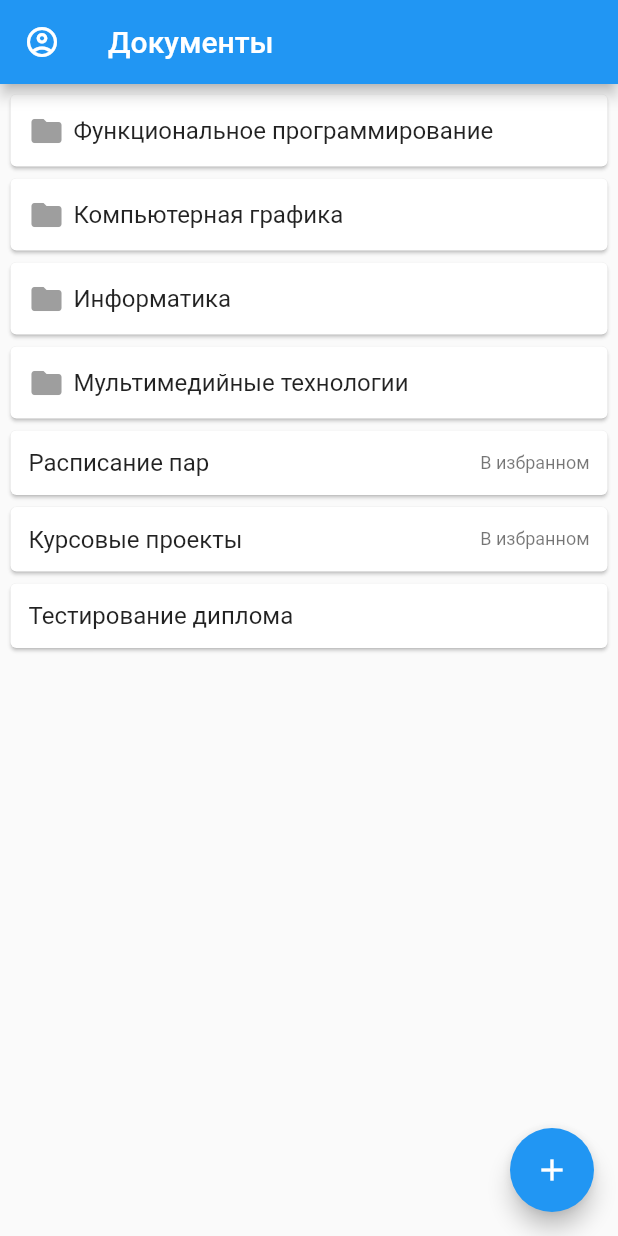
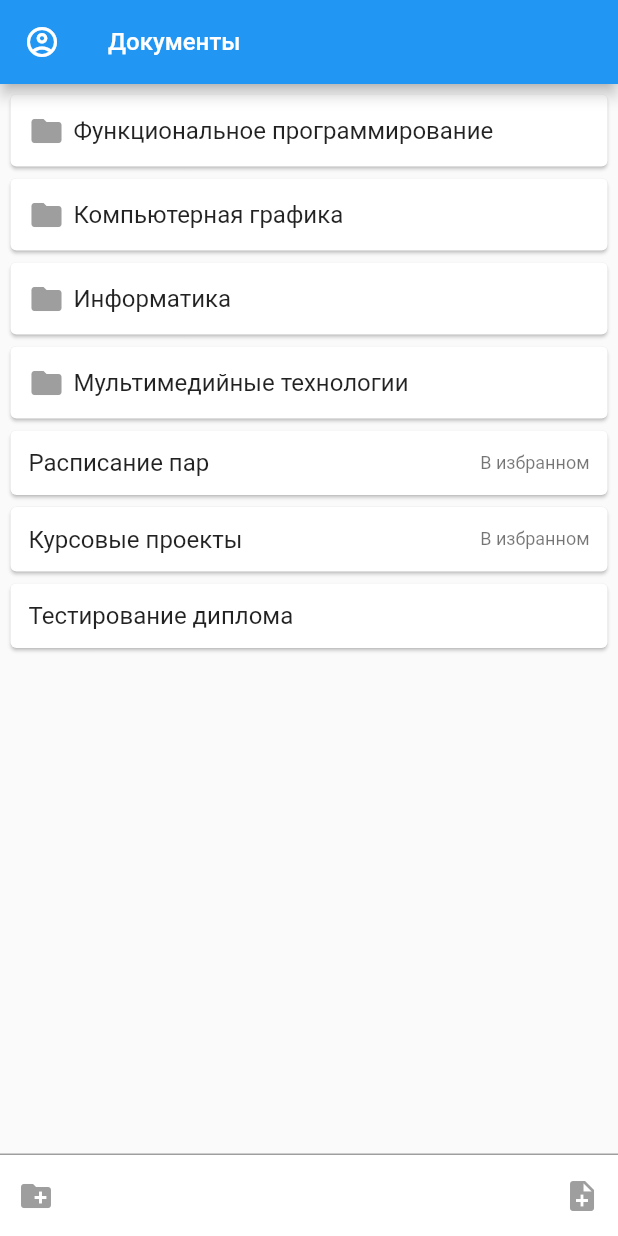
Before and after one commit to ksydex/uni_note, a Flutter app: the HomeScreen screen opened by its route, on a phone screen of 412 x 824 dp. Run offline on Flutter 3.47's test engine with Material 2 defaults, Android fonts, the phone set to English and light mode, and no system bars; drawn by our look-alikes of flutter_slidable; our stand-ins replace auto_route, bloc, bloc_concurrency, dio, flutter_bloc, freezed_annotation and 6 more; missing offline and left inert: flutter_quill.

Commit message:
added recursive navigation for home scree + card_base + home screen navbar

```diff
--- a/lib/core/presentation/routes/app_router.dart
+++ b/lib/core/presentation/routes/app_router.dart
@@ -1,5 +1,6 @@
 import 'package:auto_route/auto_route.dart';
 import 'package:flutter/material.dart';
+import 'package:todo_list/core/domain/entities/groups/group.dart';
 import 'package:todo_list/core/domain/entities/notes/note.dart';
 import 'package:todo_list/features/auth/sign_in/presentation/sign_in_screen.dart';
 import 'package:todo_list/features/home/presentation/home_screen.dart';
--- /dev/null
+++ b/lib/core/presentation/shared/card_base.dart
@@ -0,0 +1,48 @@
+import 'package:flutter/material.dart';
+import 'package:flutter_slidable/flutter_slidable.dart';
+import 'package:todo_list/core/presentation/shared/indent.dart';
+
+class CardBase extends StatelessWidget {
+  final VoidCallback? onTap;
+  final ActionPane? actionPane;
+  final Icon? leadingIcon;
+  final Text text;
+  final Widget? append;
+
+  const CardBase(
+      {Key? key,
+      this.onTap,
+      this.leadingIcon,
+      required this.text,
+      this.actionPane,
+      this.append})
+      : super(key: key);
+
+  @override
+  Widget build(BuildContext context) {
+    return Slidable(
+      endActionPane: actionPane,
+      child: Card(
+          elevation: 1,
+          child: InkWell(
+              onTap: () => onTap?.call(),
+              child: Container(
+                alignment: Alignment.centerLeft,
+                padding: const EdgeInsets.all(12),
+                child: Row(
+                  mainAxisAlignment: MainAxisAlignment.spaceBetween,
+                  crossAxisAlignment: CrossAxisAlignment.center,
+                  mainAxisSize: MainAxisSize.max,
+                  children: [
+                    Row(children: [
+                      if (leadingIcon != null) const Icon(Icons.folder),
+                      if (leadingIcon != null) const Indent.md(),
+                      text,
+                    ]),
+                    if (append != null) append!
+                  ],
+                ),
+              ))),
+    );
+  }
+}
--- a/lib/core/presentation/shared/groups/group_card/group_card.dart
+++ b/lib/core/presentation/shared/groups/group_card/group_card.dart
@@ -1,6 +1,9 @@
+import 'package:auto_route/auto_route.dart';
 import 'package:flutter/material.dart';
 import 'package:flutter_slidable/flutter_slidable.dart';
 import 'package:todo_list/core/presentation/constants/indents.dart';
+import 'package:todo_list/core/presentation/routes/app_router.dart';
+import 'package:todo_list/core/presentation/shared/card_base.dart';
 import 'package:todo_list/core/presentation/shared/groups/group_card/pane/group_action_pane.dart';
 import 'package:todo_list/core/presentation/shared/groups/group_inherited.dart';
 
@@ -12,14 +15,24 @@ class GroupCard extends StatelessWidget {
     final group = GroupInherited.of(context).value;
     final theme = Theme.of(context);
 
-    return Slidable(
+    return CardBase(
+        onTap: () => AutoRouter.of(context).push(HomeRoute(group: group)),
+        actionPane: GroupActionPane(),
+        text: Text(group.name, style: theme.textTheme.titleMedium),
+        leadingIcon: const Icon(Icons.folder),
+        append: Row(
+          children: [
+            if (group.isFavorite)
+              Text("В избранном", style: theme.textTheme.bodySmall)
+          ],
+        ));
+
+    Slidable(
       endActionPane: GroupActionPane(),
       child: Card(
           elevation: 1,
           child: InkWell(
-              onTap: () => {
-                    // AutoRouter.of(context).push(TaskFormRoute(task: task))
-                  },
+              onTap: () => AutoRouter.of(context).push(HomeRoute(group: group)),
               child: Container(
                 alignment: Alignment.centerLeft,
                 padding: const EdgeInsets.all(12),
--- a/lib/core/presentation/shared/notes/note_card/note_card.dart
+++ b/lib/core/presentation/shared/notes/note_card/note_card.dart
@@ -1,5 +1,5 @@
 import 'package:flutter/material.dart';
-import 'package:flutter_slidable/flutter_slidable.dart';
+import 'package:todo_list/core/presentation/shared/card_base.dart';
 import 'package:todo_list/core/presentation/shared/notes/note_card/pane/note_action_pane.dart';
 import 'package:todo_list/core/presentation/shared/notes/note_inherited.dart';
 
@@ -11,28 +11,18 @@ class NoteCard extends StatelessWidget {
     final note = NoteInherited.of(context).value;
     final theme = Theme.of(context);
 
-    return Slidable(
-      endActionPane: NoteActionPane(),
-      child: Card(
-          elevation: 1,
-          child: InkWell(
+    return CardBase(
+      actionPane: NoteActionPane(),
+      text: Text(note.name, style: theme.textTheme.titleMedium),
       onTap: () => {
         // AutoRouter.of(context).push(TaskFormRoute(task: task))
       },
-              child: Container(
-                alignment: Alignment.centerLeft,
-                padding: const EdgeInsets.all(12),
-                child: Row(
-                  mainAxisAlignment: MainAxisAlignment.spaceBetween,
-                  crossAxisAlignment: CrossAxisAlignment.center,
-                  mainAxisSize: MainAxisSize.max,
+      append: Row(
         children: [
-                    Text(note.name, style: theme.textTheme.titleMedium),
           if (note.isFavorite)
             Text("В избранном", style: theme.textTheme.bodySmall)
         ],
       ),
-              ))),
     );
   }
 }
--- a/lib/features/auth/sign_in/presentation/sign_in_screen.dart
+++ b/lib/features/auth/sign_in/presentation/sign_in_screen.dart
@@ -38,7 +38,7 @@ class _SignInForm extends StatelessWidget {
       listener: (context, state) {
         if (state.success == true) {
           context.read<AuthBloc>().add(const AuthEvent.authCheckRequested());
-          AutoRouter.of(context).replace(const HomeRoute());
+          AutoRouter.of(context).replace(HomeRoute());
         } else if (state.success == false) {
           ScaffoldMessenger.of(context)
               .showSnackBar(ErrorSnackBar(message: state.errorMessage!));
--- a/lib/features/home/presentation/home_screen.dart
+++ b/lib/features/home/presentation/home_screen.dart
@@ -4,13 +4,16 @@ import 'package:modal_bottom_sheet/modal_bottom_sheet.dart';
 import 'package:todo_list/core/domain/entities/groups/group.dart';
 import 'package:todo_list/core/domain/entities/notes/note.dart';
 import 'package:todo_list/core/presentation/constants/indents.dart';
-import 'package:todo_list/core/presentation/routes/app_router.dart';
+import 'package:todo_list/core/presentation/shared/card_base.dart';
 import 'package:todo_list/core/presentation/shared/groups/group_list_view.dart';
 import 'package:todo_list/core/presentation/shared/notes/note_list_view.dart';
-import 'package:todo_list/features/home/presentation/widgets/SignOutButton.dart';
+import 'package:todo_list/features/home/presentation/widgets/home_screen_navbar.dart';
+import 'package:todo_list/features/home/presentation/widgets/sign_out_button.dart';
 
 class HomeScreen extends StatelessWidget {
-  const HomeScreen({Key? key}) : super(key: key);
+  final Group? group;
+
+  const HomeScreen({Key? key, this.group}) : super(key: key);
 
   @override
   Widget build(BuildContext context) {
@@ -18,7 +21,11 @@ class HomeScreen extends StatelessWidget {
 
     return Scaffold(
       appBar: AppBar(
-        title: const Text('Документы'),
+        title: Text(
+          group?.name ?? 'Документы',
+          style: theme.textTheme.titleMedium?.copyWith(
+              color: theme.colorScheme.onPrimary, fontWeight: FontWeight.w500),
+        ),
         leading: IconButton(
             icon: const Icon(Icons.account_circle_outlined),
             onPressed: () {
@@ -42,23 +49,23 @@ class HomeScreen extends StatelessWidget {
           // SignOutButton(),
         ],
       ),
-      body: const Padding(
-        padding: EdgeInsets.all(Indents.sm),
-        child: _NotesOverview(),
+      body: Padding(
+        padding: const EdgeInsets.all(Indents.sm),
+        child: _NotesOverview(canBePopped: group != null),
       ),
-      floatingActionButton: FloatingActionButton(
-        onPressed: () => AutoRouter.of(context).push(NoteFormRoute()),
-        child: const Icon(Icons.add),
-      ),
+      bottomNavigationBar: const HomeScreenNavbar(),
     );
   }
 }
 
 class _NotesOverview extends StatelessWidget {
-  const _NotesOverview({Key? key}) : super(key: key);
+  final bool canBePopped;
+
+  const _NotesOverview({Key? key, this.canBePopped = false}) : super(key: key);
 
   @override
   Widget build(BuildContext context) {
+    final theme = Theme.of(context);
     final notes = <Note>[
       Note(id: 1, name: "Расписание пар", body: "", isFavorite: true),
       Note(id: 3, name: "Курсовые проекты", body: "", isFavorite: true),
@@ -72,6 +79,14 @@ class _NotesOverview extends StatelessWidget {
     ];
     return ListView(
       children: [
+        if (canBePopped)
+          CardBase(
+            onTap: () => AutoRouter.of(context).pop(),
+            leadingIcon: const Icon(Icons.folder),
+            text: Text("..",
+                style: theme.textTheme.titleMedium
+                    ?.copyWith(color: theme.disabledColor)),
+          ),
         GroupListView(groups: groups),
         NoteListView(notes: notes),
       ],
--- /dev/null
+++ b/lib/features/home/presentation/widgets/home_screen_navbar.dart
@@ -0,0 +1,39 @@
+import 'package:auto_route/auto_route.dart';
+import 'package:flutter/material.dart';
+import 'package:todo_list/core/presentation/constants/indents.dart';
+import 'package:todo_list/core/presentation/routes/app_router.dart';
+
+class HomeScreenNavbar extends StatelessWidget {
+  const HomeScreenNavbar({Key? key}) : super(key: key);
+
+  @override
+  Widget build(BuildContext context) {
+    return Container(
+      decoration: BoxDecoration(
+        color: Theme.of(context).cardColor,
+        border: Border(
+            top: BorderSide(width: 1, color: Theme.of(context).disabledColor)),
+      ),
+      child: SafeArea(
+        child: Material(
+          color: Theme.of(context).cardColor,
+          child: Padding(
+            padding: const EdgeInsets.symmetric(vertical: Indents.sm),
+            child: Row(
+              mainAxisAlignment: MainAxisAlignment.spaceBetween,
+              children: [
+                IconButton(
+                    onPressed: () {},
+                    icon: const Icon(Icons.create_new_folder)),
+                IconButton(
+                    onPressed: () =>
+                        AutoRouter.of(context).push(NoteFormRoute()),
+                    icon: const Icon(Icons.note_add))
+              ],
+            ),
+          ),
+        ),
+      ),
+    );
+  }
+}
--- a/lib/features/note_form/presentation/note_form_screen.dart
+++ b/lib/features/note_form/presentation/note_form_screen.dart
@@ -8,7 +8,7 @@ import 'package:todo_list/features/note_form/presentation/rich_text_editor.dart'
 class NoteFormScreen extends StatefulWidget {
   final Note? model;
 
-  NoteFormScreen({Key? key, this.model}) : super(key: key);
+  const NoteFormScreen({Key? key, this.model}) : super(key: key);
 
   @override
   State<NoteFormScreen> createState() => _NoteFormScreenState();
@@ -59,7 +59,7 @@ class _NoteFormScreenState extends State<NoteFormScreen> {
                     ? null
                     : () {
                         print(controller.document.toDelta().toList());
-                        AutoRouter.of(context).replace(const HomeRoute());
+                        AutoRouter.of(context).replace(HomeRoute());
                       })
           ],
         ),
--- a/lib/features/splash/presentation/splash_screen.dart
+++ b/lib/features/splash/presentation/splash_screen.dart
@@ -12,7 +12,7 @@ class SplashScreen extends StatelessWidget {
     return BlocListener<AuthBloc, AuthState>(
       listener: (context, state) => state.map(
         initial: (_) => null,
-        authenticated: (_) => AutoRouter.of(context).replace(const HomeRoute()),
+        authenticated: (_) => AutoRouter.of(context).replace(HomeRoute()),
         unauthenticated: (_) =>
             AutoRouter.of(context).replace(const SignInRoute()),
       ),
```
Also changed, not shown: lib/core/presentation/routes/app_router.gr.dart, lib/features/home/presentation/widgets/sign_out_button.dart (renamed from lib/features/home/presentation/widgets/SignOutButton.dart), lib/injection.config.dart. Lines whose indentation alone changed are shown as unchanged.
